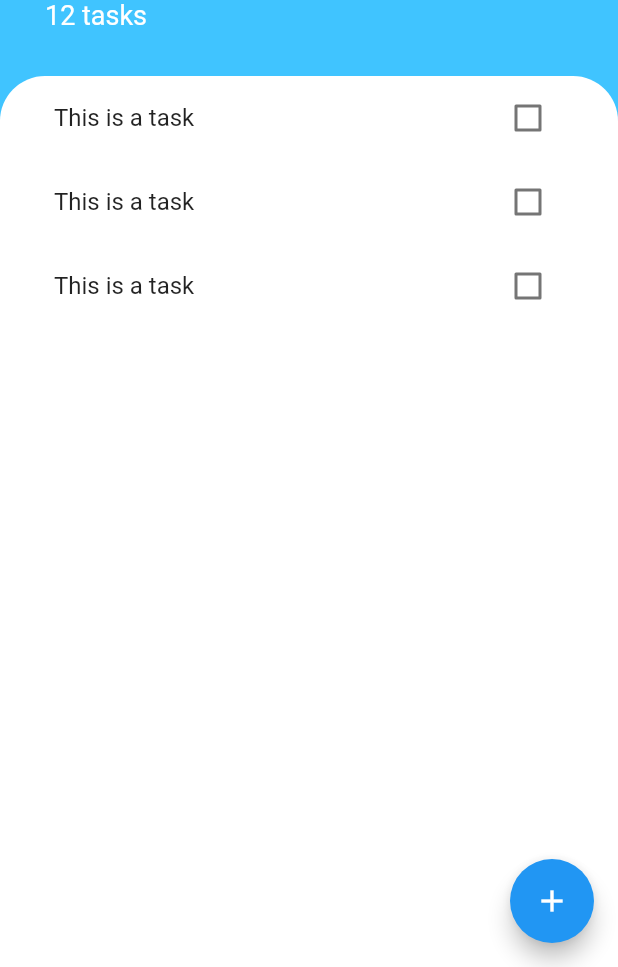
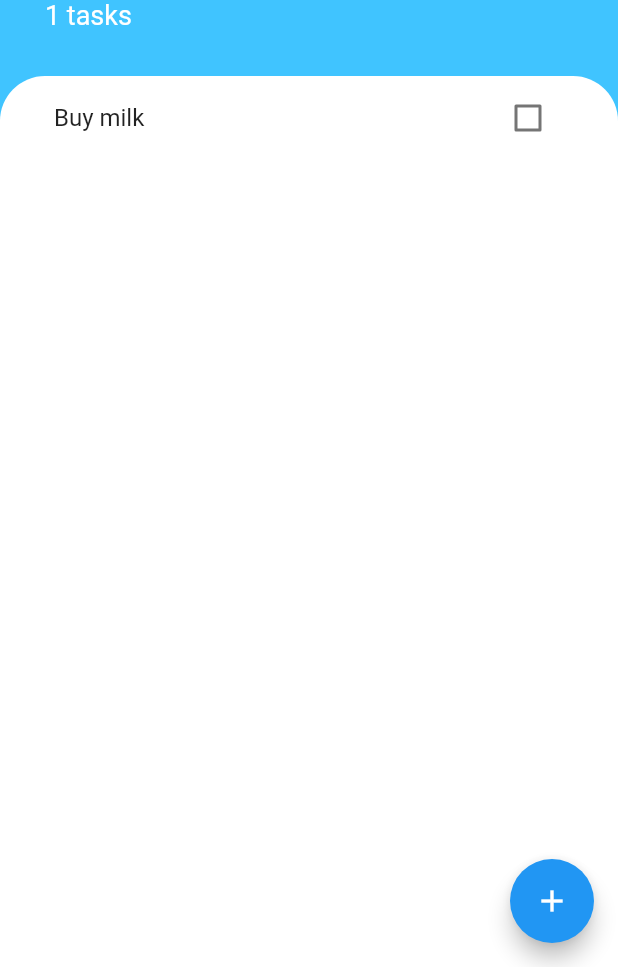
Before and after one commit to raj-vora/todoey-flutter, a Flutter app: the screen it shows after launch, on a phone screen of 412 x 824 dp, the part 269-1236 px from its top. Run offline on Flutter 3.47's test engine with Material 2 defaults, Android fonts, the phone set to English and light mode, and no system bars.

Commit message:
learnt how to use Provider in flutter for state management

```diff
--- a/lib/main.dart
+++ b/lib/main.dart
@@ -1,4 +1,6 @@
 import 'package:flutter/material.dart';
+import 'package:provider/provider.dart';
+import 'package:todoey_flutter/models/task_data.dart';
 import 'package:todoey_flutter/screens/tasks_screen.dart';
 
 void main() => runApp(MyApp());
@@ -7,8 +9,11 @@ class MyApp extends StatelessWidget {
   // This widget is the root of your application.
   @override
   Widget build(BuildContext context) {
-    return MaterialApp(
-      home: TasksScreen(),
+    return ChangeNotifierProvider(
+      create: (context) => TaskData(),
+      child: MaterialApp(
+        home: TasksScreen(),
+      ),
     );
   }
 }
--- /dev/null
+++ b/lib/models/task.dart
@@ -0,0 +1,8 @@
+class Task {
+  final String name;
+  bool isDone;
+
+  Task({this.name, this.isDone = false});
+
+  void toggleDone() => isDone = !isDone;
+}
--- /dev/null
+++ b/lib/models/task_data.dart
@@ -0,0 +1,31 @@
+import 'dart:collection';
+import 'dart:typed_data';
+
+import 'package:flutter/foundation.dart';
+import 'package:todoey_flutter/models/task.dart';
+
+class TaskData extends ChangeNotifier {
+  List<Task> _tasks = [
+    Task(name: 'Buy milk')
+  ];
+
+  UnmodifiableListView<Task> get tasks => UnmodifiableListView(_tasks);
+
+  int get taskCount => _tasks.length;
+
+  void addTask(String newTaskTitle) {
+    final task = Task(name: newTaskTitle);
+    _tasks.add(task);
+    notifyListeners();
+  }
+
+  void updateTask(Task task) {
+    task.toggleDone();
+    notifyListeners();
+  }
+
+  void deleteTask(Task task) {
+    _tasks.remove(task);
+    notifyListeners();
+  }
+}
--- a/lib/screens/tasks_screen.dart
+++ b/lib/screens/tasks_screen.dart
@@ -1,20 +1,32 @@
 import 'package:flutter/material.dart';
+import 'package:todoey_flutter/models/task_data.dart';
 import 'package:todoey_flutter/screens/add_task_screen.dart';
 import 'package:todoey_flutter/widgets/tasks_list.dart';
+import 'package:provider/provider.dart';
 
 class TasksScreen extends StatelessWidget {
+
   Widget buildBottomSheet(BuildContext context) {
     return Container();
   }
 
   @override
   Widget build(BuildContext context) {
+
+
     return Scaffold(
       backgroundColor: Colors.lightBlueAccent,
       floatingActionButton: FloatingActionButton(
         onPressed: () => showModalBottomSheet(
           context: context,
-          builder: (context) => AddTaskScreen(),
+          builder: (context) => AddTaskScreen(
+            (title){
+              // setState(() {
+              //   tasks.add(Task(name: title));
+              // });
+              Navigator.pop(context);
+            },
+          ),
           isScrollControlled: true,
         ),
         child: Icon(Icons.add,),
@@ -37,10 +49,13 @@ class TasksScreen extends StatelessWidget {
                   fontWeight: FontWeight.w700,
                   color: Colors.white,
                 ),),
-                Text('12 tasks', style: TextStyle(
-                  fontSize: 18.0,
-                  color: Colors.white,
-                ),)
+                Text(
+                  '${Provider.of<TaskData>(context).taskCount} tasks',
+                  style: TextStyle(
+                    fontSize: 18.0,
+                    color: Colors.white,
+                  ),
+                ),
               ],
             ),
           ),
--- a/lib/widgets/task_tile.dart
+++ b/lib/widgets/task_tile.dart
@@ -1,46 +1,27 @@
 import 'package:flutter/material.dart';
 
-class TaskTile extends StatefulWidget {
-  @override
-  _TaskTileState createState() => _TaskTileState();
-}
+class TaskTile extends StatelessWidget {
+  final bool isChecked;
+  final String taskTitle;
+  final Function checkBoxCallback, longPressCallback;
 
-class _TaskTileState extends State<TaskTile> {
-  bool isChecked = false;
+  TaskTile({this.isChecked, this.taskTitle, this.checkBoxCallback, this.longPressCallback});
 
   @override
   Widget build(BuildContext context) {
     return ListTile(
+      onLongPress: longPressCallback,
       title: Text(
-        'This is a task',
+        taskTitle,
         style: TextStyle(
           decoration: isChecked ? TextDecoration.lineThrough : null
         ),
       ),
-      trailing: TaskCheckbox(
-        checkBoxState: isChecked,
-        toggleCheckBoxState: (bool checkBoxState) {
-          setState(() {
-            isChecked = checkBoxState;
-          });
-        },
+      trailing: Checkbox(
+        value: isChecked,
+        onChanged: checkBoxCallback,
+        activeColor: Colors.lightBlueAccent,
       ),
     );
   }
 }
-
-class TaskCheckbox extends StatelessWidget {
-  final bool checkBoxState;
-  final Function toggleCheckBoxState;
-
-  TaskCheckbox({this.checkBoxState, this.toggleCheckBoxState});
-
-  @override
-  Widget build(BuildContext context) {
-    return Checkbox(
-      value: checkBoxState,
-      onChanged: toggleCheckBoxState,
-      activeColor: Colors.lightBlueAccent,
-    );
-  }
-}
--- a/lib/widgets/tasks_list.dart
+++ b/lib/widgets/tasks_list.dart
@@ -1,15 +1,31 @@
 import 'package:flutter/material.dart';
+import 'package:todoey_flutter/models/task_data.dart';
 import 'package:todoey_flutter/widgets/task_tile.dart';
+import 'package:provider/provider.dart';
 
 class TasksList extends StatelessWidget {
+
   @override
   Widget build(BuildContext context) {
-    return ListView(
-      children: <Widget>[
-        TaskTile(),
-        TaskTile(),
-        TaskTile(),
-      ],
+    return Consumer<TaskData>(
+      builder: (context, taskData, child) {
+        return ListView.builder(
+          itemBuilder: (context, index) {
+            final task = taskData.tasks[index];
+            return TaskTile(
+              taskTitle: task.name,
+              isChecked: task.isDone,
+              checkBoxCallback: (bool checkBoxState) {
+                taskData.updateTask(task);
+              },
+              longPressCallback: () {
+                taskData.deleteTask(task);
+              },
+            );
+          },
+          itemCount: taskData.taskCount,
+        );
+      },
     );
   }
 }
```
Also changed, not shown: lib/screens/add_task_screen.dart (+13 -1 lines), pubspec.yaml (+1 -52 lines), pubspec.lock.
